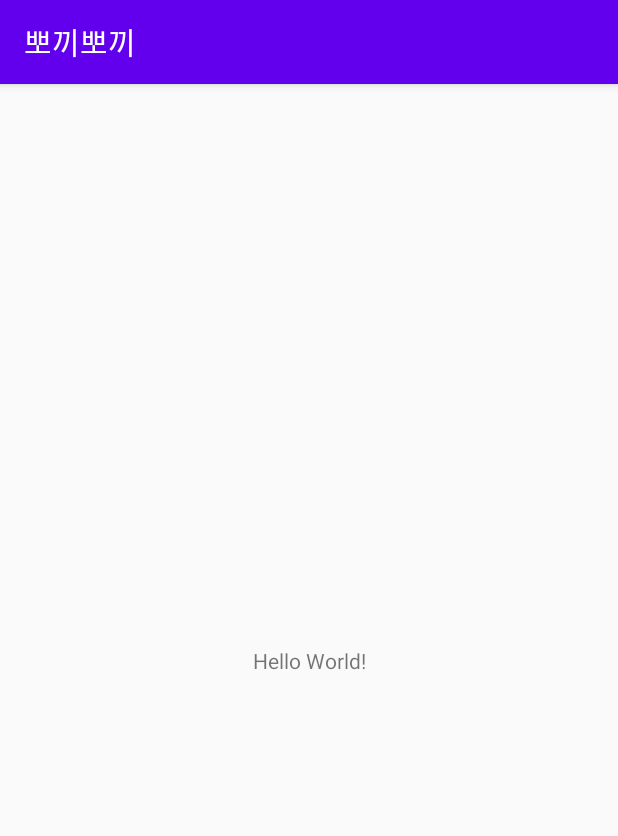
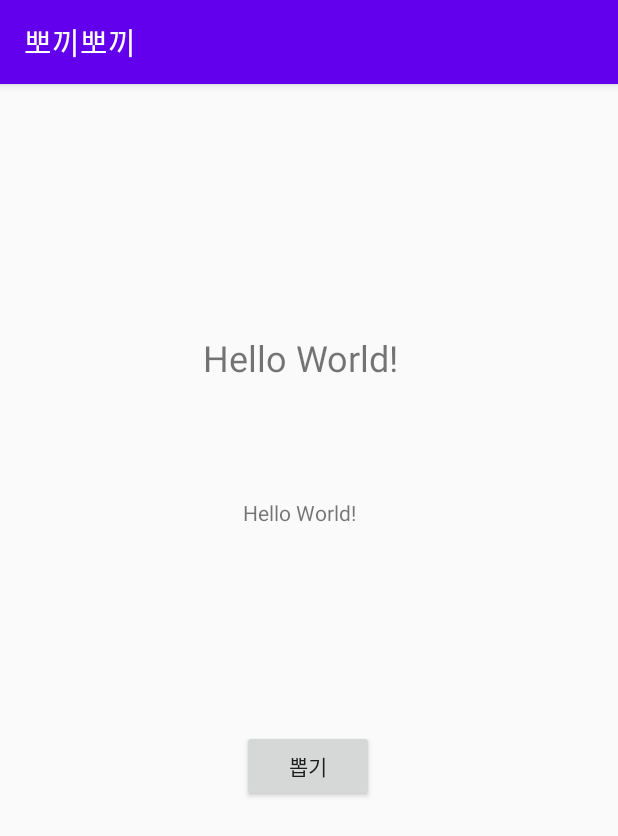
Before and after one commit to parkjunoo/bbokkibbokki, an Android app: the screen it shows after launch (MainActivity), on a phone screen of 412 x 824 dp. Shown: the top 836 px of the screen. Run offline under Robolectric (Android 15) with nearby library versions, the phone set to English and light mode, and no system bars.

```diff
--- a/android/app/src/main/java/com/example/bbokkibbokki/MainActivity.kt
+++ b/android/app/src/main/java/com/example/bbokkibbokki/MainActivity.kt
@@ -1,11 +1,76 @@
 package com.example.bbokkibbokki
 
+import android.content.Context
+import android.hardware.Sensor
+import android.hardware.SensorEvent
+import android.hardware.SensorEventListener
+import android.hardware.SensorManager
 import androidx.appcompat.app.AppCompatActivity
 import android.os.Bundle
+import androidx.core.content.getSystemService
+import kotlinx.android.synthetic.main.activity_main.*
 
-class MainActivity : AppCompatActivity() {
+class MainActivity:AppCompatActivity(), SensorEventListener {
+
+    private var cnt:Int = 0
+    private var lastTime:Long = 0
+    private var speed:Float = 0.toFloat()
+    private var lastX:Float = 0.toFloat()
+    private var lastY:Float = 0.toFloat()
+    private var lastZ:Float = 0.toFloat()
+    private var x:Float = 0.toFloat()
+    private var y:Float = 0.toFloat()
+    private var z:Float = 0.toFloat()
+    private var SHAKE_THRESHOLD = 800
+    private var DATA_X = SensorManager.DATA_X
+    private var DATA_Y = SensorManager.DATA_Y
+    private var DATA_Z = SensorManager.DATA_Z
+    private var sensorManager:SensorManager? = null
+    private var accelerormeterSensor:Sensor? = null
+
+    override fun onStart() {
+        super.onStart()
+        if (accelerormeterSensor != null)
+            sensorManager?.registerListener(this, accelerormeterSensor, SensorManager.SENSOR_DELAY_GAME)
+    }
+
+    override fun onStop() {
+        super.onStop()
+        if (sensorManager != null)
+            sensorManager?.unregisterListener(this)
+    }
+
+    override fun onAccuracyChanged(p0: Sensor?, p1: Int) {
+    }
+
+    override fun onSensorChanged(event:SensorEvent) {
+        if (event.sensor.getType() === Sensor.TYPE_ACCELEROMETER)
+        {
+            val currentTime = System.currentTimeMillis()
+            val gabOfTime = (currentTime - lastTime)
+            if (gabOfTime > 100)
+            {
+                lastTime = currentTime
+                x = event.values[SensorManager.DATA_X]
+                y = event.values[SensorManager.DATA_Y]
+                z = event.values[SensorManager.DATA_Z]
+                speed = Math.abs(x + y + z - lastX - lastY - lastZ) / gabOfTime * 10000
+                if (speed > SHAKE_THRESHOLD)
+                {
+                    cnt++
+                    action.text = "$cnt"
+                }
+                lastX = event.values[DATA_X]
+                lastY = event.values[DATA_Y]
+                lastZ = event.values[DATA_Z]
+            }
+        }
+    }
+
     override fun onCreate(savedInstanceState: Bundle?) {
         super.onCreate(savedInstanceState)
         setContentView(R.layout.activity_main)
+        sensorManager = getSystemService(SENSOR_SERVICE) as SensorManager
+        accelerormeterSensor = sensorManager?.getDefaultSensor(Sensor.TYPE_ACCELEROMETER)
     }
 }
--- a/android/app/src/main/res/layout/activity_main.xml
+++ b/android/app/src/main/res/layout/activity_main.xml
@@ -6,13 +6,43 @@
     android:layout_height="match_parent"
     tools:context=".MainActivity">
 
+
+
     <TextView
+        android:id="@+id/mainText"
+        android:layout_width="wrap_content"
+        android:layout_height="wrap_content"
+        android:text="Hello World!"
+        android:textSize="24dp"
+        app:layout_constraintBottom_toBottomOf="parent"
+        app:layout_constraintHorizontal_bias="0.482"
+        app:layout_constraintLeft_toLeftOf="parent"
+        app:layout_constraintRight_toRightOf="parent"
+        app:layout_constraintTop_toTopOf="parent"
+        app:layout_constraintVertical_bias="0.226" />
+    <TextView
+        android:id="@+id/action"
         android:layout_width="wrap_content"
         android:layout_height="wrap_content"
         android:text="Hello World!"
         app:layout_constraintBottom_toBottomOf="parent"
+        app:layout_constraintHorizontal_bias="0.482"
         app:layout_constraintLeft_toLeftOf="parent"
         app:layout_constraintRight_toRightOf="parent"
-        app:layout_constraintTop_toTopOf="parent" />
+        app:layout_constraintTop_toTopOf="parent"
+        app:layout_constraintVertical_bias="0.369" />
+    <Button
+        android:layout_width="wrap_content"
+        android:layout_height="wrap_content"
+        android:layout_marginTop="34dp"
+        android:text="뽑기"
+        app:layout_constraintBottom_toBottomOf="parent"
+        app:layout_constraintEnd_toEndOf="parent"
+        app:layout_constraintHorizontal_bias="0.498"
+        app:layout_constraintStart_toStartOf="parent"
+        app:layout_constraintTop_toTopOf="@+id/mainText"
+        app:layout_constraintVertical_bias="0.443">
+
+    </Button>
 
 </androidx.constraintlayout.widget.ConstraintLayout>
```
Also changed, not shown: android/app/src/main/res/drawable-v24/stick.png (added), 2 other files.
